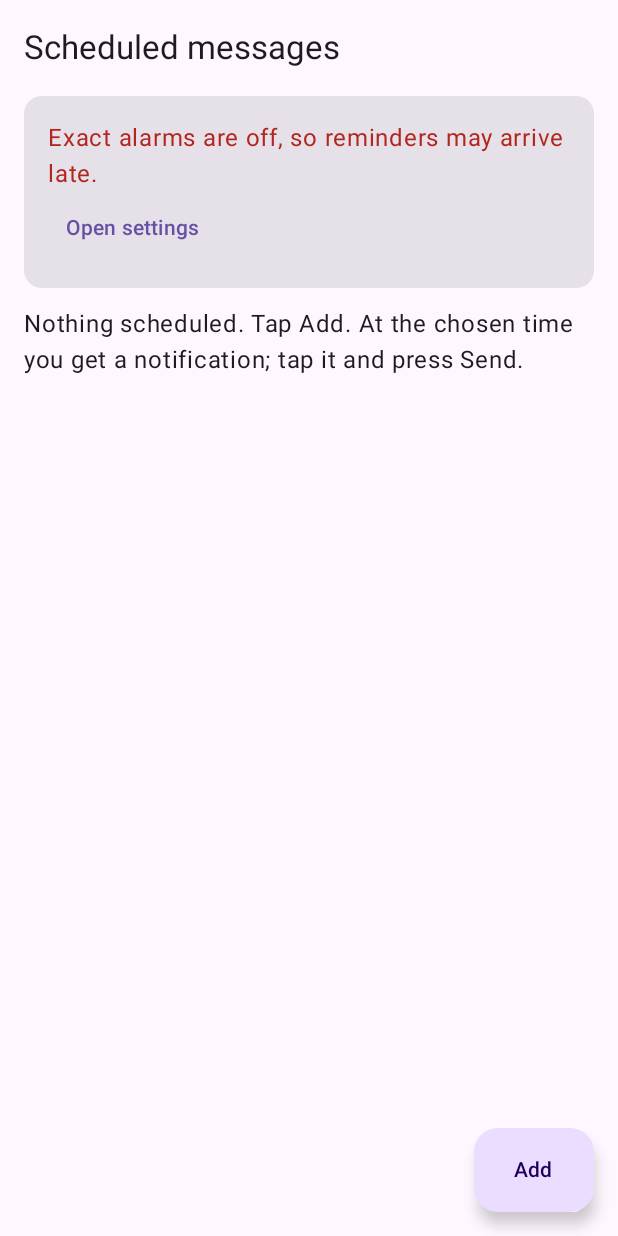
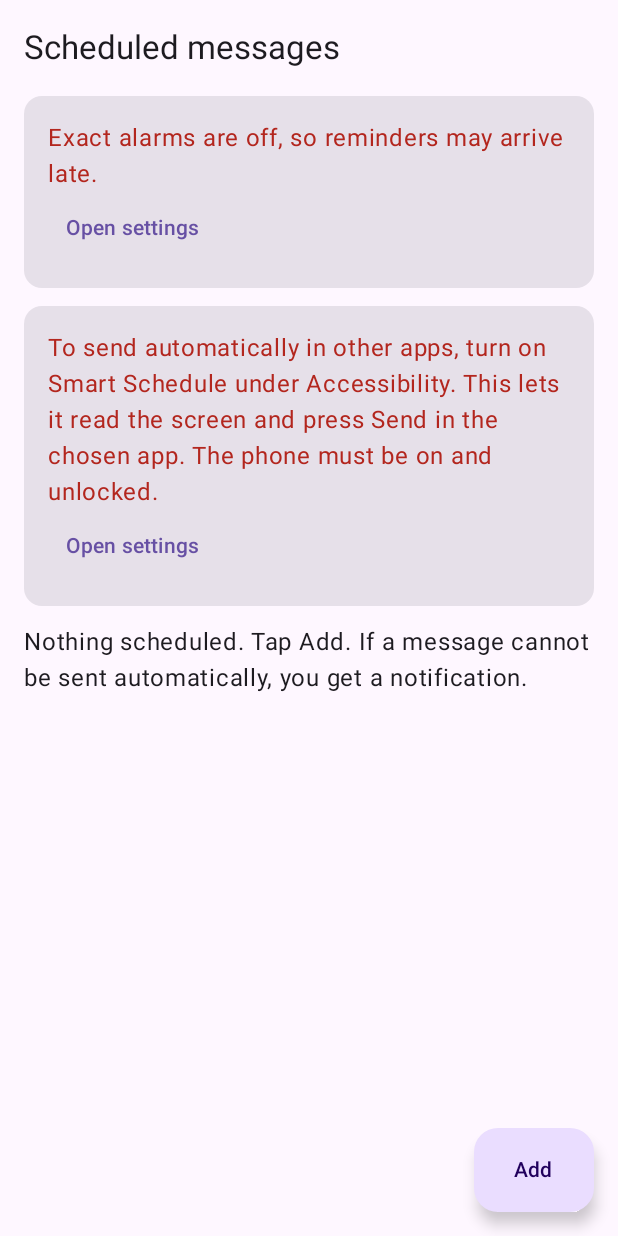
Before and after one commit to Nagakumar2402/smart-mobile-schedule-control, an Android app built with Jetpack Compose: the screen it shows after launch (MainActivity), on a phone screen of 412 x 824 dp. Run offline under Robolectric (Android 15) with nearby library versions, the phone set to English and light mode, and no system bars; our stand-ins replace Room's generated code; 1 statement that could not run was skipped.

Commit message:
Automatic silent sending

```diff
--- a/app/src/main/java/com/example/smartschedule/MainActivity.kt
+++ b/app/src/main/java/com/example/smartschedule/MainActivity.kt
@@ -35,6 +35,9 @@ class MainActivity : ComponentActivity() {
                 val askNotifications = rememberLauncherForActivityResult(
                     ActivityResultContracts.RequestPermission(),
                 ) { resumes++ }
+                val askSms = rememberLauncherForActivityResult(
+                    ActivityResultContracts.RequestPermission(),
+                ) { resumes++ }
                 LaunchedEffect(Unit) {
                     if (Build.VERSION.SDK_INT >= Build.VERSION_CODES.TIRAMISU) {
                         askNotifications.launch(Manifest.permission.POST_NOTIFICATIONS)
@@ -53,6 +56,8 @@ class MainActivity : ComponentActivity() {
                             open(Intent(Settings.ACTION_REQUEST_SCHEDULE_EXACT_ALARM, "package:$packageName".toUri()))
                         }
                     },
+                    onAllowSms = { askSms.launch(Manifest.permission.SEND_SMS) },
+                    onAccessibilitySettings = { open(Intent(Settings.ACTION_ACCESSIBILITY_SETTINGS)) },
                     onSend = { open(sendIntent(this, it)) },
                 )
             }
--- a/app/src/main/java/com/example/smartschedule/ScheduleScreen.kt
+++ b/app/src/main/java/com/example/smartschedule/ScheduleScreen.kt
@@ -66,6 +66,8 @@ fun ScheduleScreen(
     onNotificationSettings: () -> Unit,
     onAlarmSettings: () -> Unit,
     onSend: (Schedule) -> Unit,
+    onAllowSms: () -> Unit,
+    onAccessibilitySettings: () -> Unit,
 ) {
     val context = LocalContext.current.applicationContext
     val dao = remember { AppDatabase.dao(context) }
@@ -74,6 +76,9 @@ fun ScheduleScreen(
     var adding by rememberSaveable { mutableStateOf(false) }
     val notifications = remember(refresh) { notificationsAllowed(context) }
     val exact = remember(refresh) { Alarms.canBeExact(context) }
+
+    val sms = remember(refresh) { smsAllowed(context) }
+    val autoPress = remember(refresh) { AutoSendService.instance != null }
 
     Scaffold(
         topBar = { TopAppBar(title = { Text("Scheduled messages") }) },
@@ -90,8 +95,19 @@ fun ScheduleScreen(
             if (!exact) item {
                 Warning("Exact alarms are off, so reminders may arrive late.", onAlarmSettings)
             }
+            if (!sms) item {
+                Warning("Allow SMS to send text messages automatically.", onAllowSms, "Allow SMS")
+            }
+            if (!autoPress) item {
+                Warning(
+                    "To send automatically in other apps, turn on Smart Schedule under Accessibility. " +
+                        "This lets it read the screen and press Send in the chosen app. " +
+                        "The phone must be on and unlocked.",
+                    onAccessibilitySettings,
+                )
+            }
             if (schedules.isEmpty()) item {
-                Text("Nothing scheduled. Tap Add. At the chosen time you get a notification; tap it and press Send.")
+                Text("Nothing scheduled. Tap Add. If a message cannot be sent automatically, you get a notification.")
             }
             items(schedules, key = { it.id }) { s ->
                 Card(Modifier.fillMaxWidth()) {
@@ -146,11 +162,11 @@ fun ScheduleScreen(
 }
 
 @Composable
-private fun Warning(text: String, onFix: () -> Unit) {
+private fun Warning(text: String, onFix: () -> Unit, action: String = "Open settings") {
     Card(Modifier.fillMaxWidth()) {
         Column(Modifier.padding(16.dp)) {
             Text(text, color = MaterialTheme.colorScheme.error)
-            TextButton(onClick = onFix) { Text("Open settings") }
+            TextButton(onClick = onFix) { Text(action) }
         }
     }
 }
@@ -205,10 +221,10 @@ private fun AddDialog(onDismiss: () -> Unit, onSave: (Schedule) -> Unit) {
                 if (target == Target.OTHER) {
                     Box {
                         OutlinedButton(onClick = { choosingApp = true }) {
-                            Text("App: " + (apps.firstOrNull { it.first == app }?.second ?: "ask when sending"))
+                            Text("App: " + (apps.firstOrNull { it.first == app }?.second ?: "choose"))
                         }
                         DropdownMenu(expanded = choosingApp, onDismissRequest = { choosingApp = false }) {
-                            (listOf("" to "Ask when sending") + apps).forEach { (id, name) ->
+                            apps.forEach { (id, name) ->
                                 DropdownMenuItem(
                                     text = { Text(name) },
                                     onClick = {
@@ -240,6 +256,7 @@ private fun AddDialog(onDismiss: () -> Unit, onSave: (Schedule) -> Unit) {
         confirmButton = {
             TextButton(onClick = {
                 error = validate(target, phone, message, time, System.currentTimeMillis())
+                    ?: if (target == Target.OTHER && app.isEmpty()) "Choose an app" else null
                 if (error == null) {
                     val number = if (target.needsPhone) cleanPhone(phone) else ""
                     val chosen = if (target == Target.OTHER) app else ""
--- a/app/src/main/res/values/strings.xml
+++ b/app/src/main/res/values/strings.xml
@@ -1,3 +1,4 @@
 <resources>
     <string name="app_name">Smart Schedule</string>
+    <string name="auto_send_description">Presses Send for your scheduled messages. It reads the screen only while a scheduled message is being sent. Nothing is stored or uploaded.</string>
 </resources>
--- /dev/null
+++ b/app/src/main/res/xml/auto_send.xml
@@ -0,0 +1,6 @@
+<accessibility-service xmlns:android="http://schemas.android.com/apk/res/android"
+    android:accessibilityEventTypes="typeWindowStateChanged"
+    android:accessibilityFeedbackType="feedbackGeneric"
+    android:accessibilityFlags="flagReportViewIds"
+    android:canRetrieveWindowContent="true"
+    android:description="@string/auto_send_description" />
```
Also changed, not shown: app/src/main/AndroidManifest.xml (+20 -0 lines), app/src/main/java/com/example/smartschedule/Alarms.kt (+17 -8 lines), app/src/main/java/com/example/smartschedule/AutoSend.kt (added, +147 -0 lines), app/src/main/java/com/example/smartschedule/Logic.kt (+11 -0 lines), app/src/main/java/com/example/smartschedule/Send.kt (+12 -7 lines), 2 other files.
